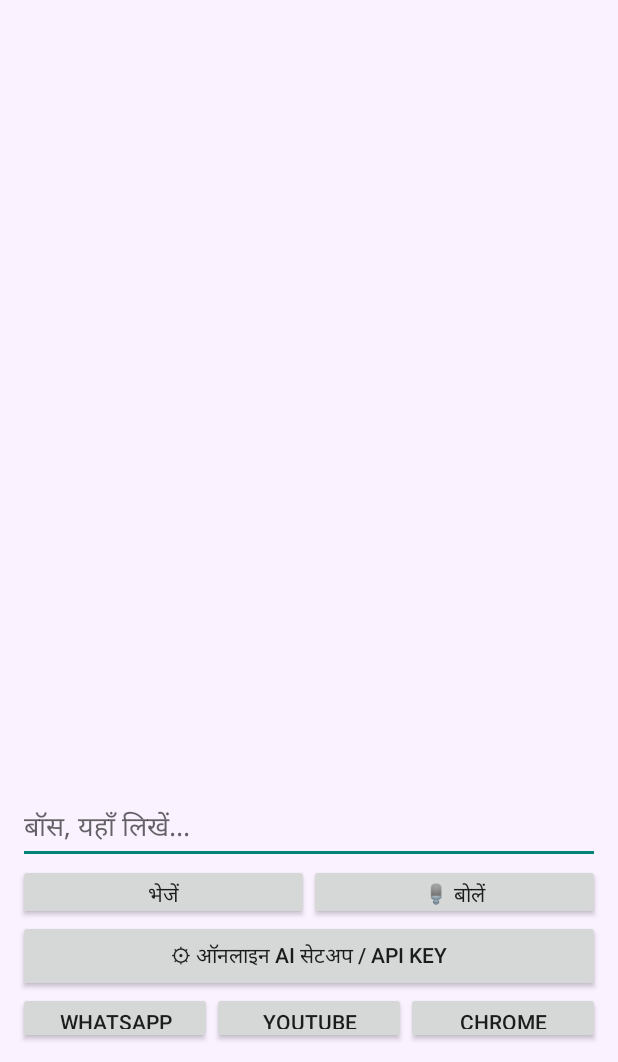
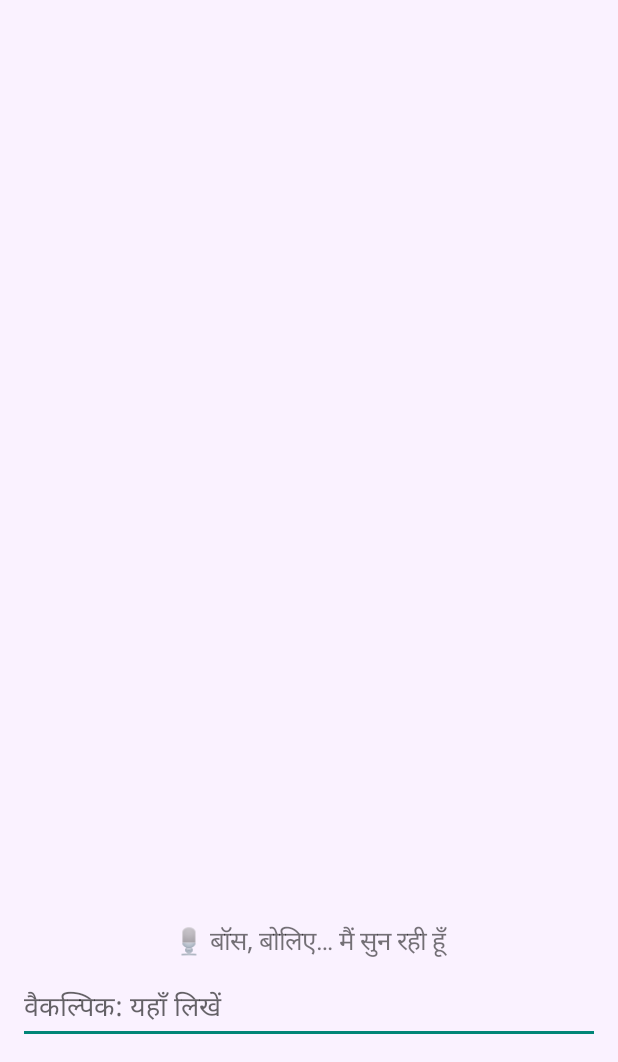
Before and after one commit to kapilbhalse8-dot/Baby_AI, an Android app: the screen it shows after launch (MainActivity), on a phone screen of 412 x 824 dp, the part 174-1236 px from its top. Run offline under Robolectric (Android 15) with nearby library versions, the phone set to English and light mode, and no system bars.

Commit message:
Enable voice-first commands and screen announcements

```diff
--- a/app/src/main/java/com/babyai/assistant/MainActivity.java
+++ b/app/src/main/java/com/babyai/assistant/MainActivity.java
@@ -20,6 +20,9 @@ public class MainActivity extends Activity {
     boolean femaleVoiceSelected=false;
     android.content.SharedPreferences prefs;
     static final int REQ_AUDIO=21;
+    Handler voiceHandler=new Handler(Looper.getMainLooper());
+    boolean voiceActive=false;
+    BroadcastReceiver screenReceiver;
     @Override public void onCreate(Bundle b) {
         super.onCreate(b);
         prefs=getSharedPreferences("baby_ai_local",MODE_PRIVATE);
@@ -54,6 +57,8 @@ public class MainActivity extends Activity {
         if(messages.getChildCount()==0) add("Baby AI","नमस्ते बॉस! मैं Baby AI हूँ। आप लिखकर या बोलकर बात कर सकते हैं।");
         registerReceiver(batteryReceiver,new IntentFilter(Intent.ACTION_BATTERY_CHANGED));
         requestCallAnnouncementPermissions();
+        registerScreenAnnouncements();
+        voiceHandler.postDelayed(() -> listen(), 1200);
     }
     void requestCallAnnouncementPermissions() {
         if (Build.VERSION.SDK_INT >= 23) {
@@ -71,18 +76,10 @@ public class MainActivity extends Activity {
         ScrollView scroll=new ScrollView(this);
         messages=new LinearLayout(this); messages.setOrientation(1); scroll.addView(messages);
         root.addView(scroll,new LinearLayout.LayoutParams(-1,0,1));
-        input=new EditText(this); input.setHint("बॉस, यहाँ लिखें..."); root.addView(input);
-        LinearLayout row=new LinearLayout(this);
-        Button send=new Button(this); send.setText("भेजें"); send.setOnClickListener(v->sendText());
-        Button mic=new Button(this); mic.setText("🎙 बोलें"); mic.setOnClickListener(v->listen());
-        row.addView(send,new LinearLayout.LayoutParams(0,56,1)); row.addView(mic,new LinearLayout.LayoutParams(0,56,1)); root.addView(row);
-        Button setup=new Button(this); setup.setText("⚙ ऑनलाइन AI सेटअप / API Key");
-        setup.setOnClickListener(v->showApiKeyDialog()); root.addView(setup);
-        LinearLayout apps=new LinearLayout(this);
-        addAppButton(apps,"WhatsApp","com.whatsapp");
-        addAppButton(apps,"YouTube","com.google.android.youtube");
-        addAppButton(apps,"Chrome","com.android.chrome");
-        root.addView(apps); setContentView(root);
+        TextView status=new TextView(this); status.setText("🎙 बॉस, बोलिए… मैं सुन रही हूँ"); status.setTextSize(17); status.setGravity(17); root.addView(status,new LinearLayout.LayoutParams(-1,60));
+        input=new EditText(this); input.setHint("वैकल्पिक: यहाँ लिखें"); input.setSingleLine(false); root.addView(input);
+        input.setOnEditorActionListener((v,action,event)->{sendText();return true;});
+        setContentView(root);
     }
     void addAppButton(LinearLayout row,String label,String pkg) {
         Button b=new Button(this); b.setText(label); b.setOnClickListener(v->{
@@ -94,6 +91,7 @@ public class MainActivity extends Activity {
     void sendText() {
         String q=input.getText().toString().trim(); if(q.isEmpty()) return;
         input.setText(""); add("बॉस",q);
+        if(handleVoiceCommand(q)) { voiceHandler.postDelayed(() -> listen(), 1800); return; }
         String key=prefs.getString("gemini_api_key","");
         if(key.isEmpty()) {
             String answer="बॉस, ऑनलाइन AI चालू करने के लिए पहले नीचे 'ऑनलाइन AI सेटअप' में अपनी Gemini API Key डालें।";
@@ -109,6 +107,7 @@ public class MainActivity extends Activity {
                     save();
                 } else add("Baby AI",answer);
                 speak(answer);
+                voiceHandler.postDelayed(() -> listen(), Math.max(2500, answer.length()*65L));
             });
         }).start();
     }
@@ -197,7 +196,7 @@ public class MainActivity extends Activity {
             requestPermissions(new String[]{"android.permission.RECORD_AUDIO"},REQ_AUDIO); return;
         }
         if(!SpeechRecognizer.isRecognitionAvailable(this)) { speak("बॉस, इस फोन में speech recognition उपलब्ध नहीं है।"); return; }
-        if(recognizer!=null) recognizer.destroy();
+        voiceActive=false; voiceHandler.removeCallbacksAndMessages(null);\n        if(screenReceiver!=null) try{unregisterReceiver(screenReceiver);}catch(Exception ignored){}\n        if(recognizer!=null) recognizer.destroy();
         recognizer=SpeechRecognizer.createSpeechRecognizer(this);
         recognizer.setRecognitionListener(new RecognitionListener() {
             public void onReadyForSpeech(Bundle b) {}
@@ -205,10 +204,10 @@ public class MainActivity extends Activity {
             public void onRmsChanged(float f) {}
             public void onBufferReceived(byte[] b) {}
             public void onEndOfSpeech() {}
-            public void onError(int e) { speak("बॉस, आवाज़ समझ नहीं आई। फिर कोशिश करें।"); }
+            public void onError(int e) { if(voiceActive) voiceHandler.postDelayed(() -> listen(), 1200); }
             public void onResults(Bundle b) {
                 ArrayList<String> a=b.getStringArrayList(SpeechRecognizer.RESULTS_RECOGNITION);
-                if(a!=null&&!a.isEmpty()) { input.setText(a.get(0)); sendText(); }
+                if(a!=null&&!a.isEmpty()) { input.setText(a.get(0)); sendText(); } else if(voiceActive) voiceHandler.postDelayed(() -> listen(), 900);
             }
             public void onPartialResults(Bundle b) {}
             public void onEvent(int t,Bundle b) {}
@@ -216,11 +215,30 @@ public class MainActivity extends Activity {
         Intent i=new Intent(RecognizerIntent.ACTION_RECOGNIZE_SPEECH);
         i.putExtra(RecognizerIntent.EXTRA_LANGUAGE, "hi-IN");
         i.putExtra(RecognizerIntent.EXTRA_LANGUAGE_MODEL,RecognizerIntent.LANGUAGE_MODEL_FREE_FORM);
-        recognizer.startListening(i);
+        voiceActive=true;\n        try { recognizer.startListening(i); } catch(Exception e) { voiceHandler.postDelayed(() -> listen(),1500); }
     }
     void speak(String s) {
         if(tts!=null && femaleVoiceSelected) tts.speak(s,TextToSpeech.QUEUE_FLUSH,null,"babyai");
         else if(tts!=null) Toast.makeText(this,"बॉस, फोन में हिंदी महिला आवाज़ उपलब्ध नहीं है। कृपया महिला हिंदी TTS आवाज़ इंस्टॉल करें।",Toast.LENGTH_LONG).show();
+    }
+    boolean handleVoiceCommand(String q) {
+        String s=q.toLowerCase(Locale.ROOT);
+        if(s.contains("api key") || s.contains("एपीआई की") || s.contains("ऑनलाइन सेटअप")) { showApiKeyDialog(); return true; }
+        if(s.contains("whatsapp") || s.contains("व्हाट्सएप")) { launch("com.whatsapp"); speak("बॉस, WhatsApp खोल रही हूँ।"); return true; }
+        if(s.contains("youtube") || s.contains("यूट्यूब")) { launch("com.google.android.youtube"); speak("बॉस, YouTube खोल रही हूँ।"); return true; }
+        if(s.contains("chrome") || s.contains("क्रोम") || s.contains("ब्राउज़र")) { launch("com.android.chrome"); speak("बॉस, Chrome खोल रही हूँ।"); return true; }
+        if(s.contains("समय बताओ") || s.contains("टाइम बताओ")) { speak("बॉस, अभी समय "+new java.text.SimpleDateFormat("hh:mm a",Locale.getDefault()).format(new Date())+" है।"); return true; }
+        if(s.contains("सुनना बंद") || s.contains("आवाज़ बंद")) { voiceActive=false; if(recognizer!=null)recognizer.stopListening(); speak("ठीक है बॉस, सुनना रोक रही हूँ।"); return true; }
+        if(s.contains("फिर से सुनो") || s.contains("सुनना शुरू")) { voiceActive=true; speak("जी बॉस, सुन रही हूँ।"); voiceHandler.postDelayed(()->listen(),1200); return true; }
+        return false;
+    }
+    void registerScreenAnnouncements() {
+        screenReceiver=new BroadcastReceiver(){ public void onReceive(Context c,Intent i){
+            if(Intent.ACTION_SCREEN_OFF.equals(i.getAction())) speak("बॉस, स्क्रीन बंद हो गई है। मैं यहीं हूँ।");
+            else if(Intent.ACTION_SCREEN_ON.equals(i.getAction())) speak("आप आ गए बॉस! आपका स्वागत है।");
+        }};
+        IntentFilter f=new IntentFilter(); f.addAction(Intent.ACTION_SCREEN_OFF); f.addAction(Intent.ACTION_SCREEN_ON);
+        if(Build.VERSION.SDK_INT>=33) registerReceiver(screenReceiver,f,Context.RECEIVER_NOT_EXPORTED); else registerReceiver(screenReceiver,f);
     }
     void add(String who,String msg) {
         TextView t=new TextView(this); t.setText(who+": "+msg); t.setTextSize(16);
```
